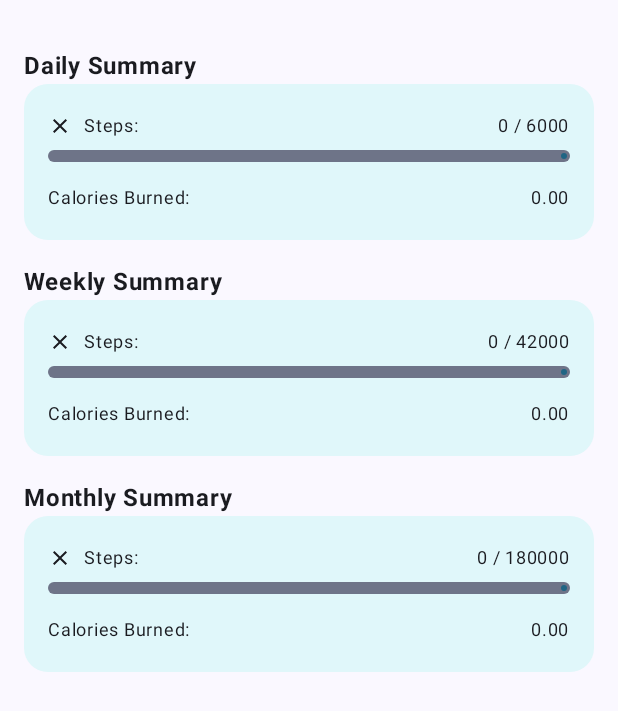
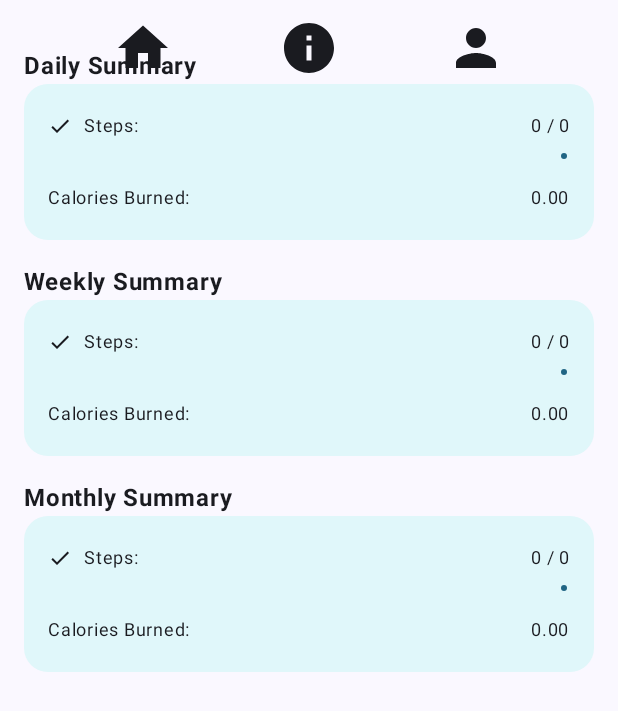
Before and after one commit to varelam-bzz/stepup, an Android app built with Jetpack Compose: the screen it shows after launch (DetailsActivity), after a tap on "Details", on a phone screen of 412 x 824 dp. Shown: the top 711 px of the screen. Run offline under Robolectric (Android 15) with nearby library versions, the light colour scheme and no system bars.

Commit message:
Refactor to activities

```diff
--- a/app/src/main/java/ch/matiasfederico/stepup/DetailsActivity.kt
+++ b/app/src/main/java/ch/matiasfederico/stepup/DetailsActivity.kt
@@ -1,5 +1,7 @@
 package ch.matiasfederico.stepup
 
+import android.content.Context
+import android.content.SharedPreferences
 import android.os.Bundle
 import androidx.activity.ComponentActivity
 import androidx.activity.compose.setContent
@@ -7,23 +9,31 @@ import androidx.compose.foundation.layout.fillMaxSize
 import androidx.compose.material3.Surface
 import androidx.compose.ui.Modifier
 import ch.matiasfederico.stepup.ui.theme.DetailsScreen
+import ch.matiasfederico.stepup.ui.theme.Footer
+import ch.matiasfederico.stepup.ui.theme.Header
 import ch.matiasfederico.stepup.ui.theme.StepupTheme
 
 class DetailsActivity : ComponentActivity() {
     override fun onCreate(savedInstanceState: Bundle?) {
         super.onCreate(savedInstanceState)
-        val steps = intent.getIntExtra("steps", 0)
-        val caloriesBurned = intent.getDoubleExtra("caloriesBurned", 0.0)
-        val dailyGoal = intent.getIntExtra("dailyGoal", 6000)
+
+        val sharedPreferences: SharedPreferences =
+            getSharedPreferences("StepUpPrefs", Context.MODE_PRIVATE)
+
+        val steps = sharedPreferences.getInt("steps", 0)
+        val caloriesBurned = sharedPreferences.getFloat("caloriesBurned", 0f)
+        val dailyGoal = sharedPreferences.getInt("dailyGoal", 0)
 
         setContent {
             StepupTheme {
                 Surface(modifier = Modifier.fillMaxSize()) {
+                    Header()
                     DetailsScreen(
                         steps = steps,
                         caloriesBurned = caloriesBurned,
                         dailyGoal = dailyGoal
                     )
+                    Footer(this)
                 }
             }
         }
--- a/app/src/main/java/ch/matiasfederico/stepup/MainActivity.kt
+++ b/app/src/main/java/ch/matiasfederico/stepup/MainActivity.kt
@@ -59,7 +59,10 @@ class MainActivity : ComponentActivity(), SensorEventListener {
                 Surface(modifier = Modifier.fillMaxSize()) {
                     val permission =
                         rememberPermissionState(permission = Manifest.permission.ACTIVITY_RECOGNITION)
-                    MainScreen(this, permission, counter)
+
+                    Header()
+                    MainScreen(permission, counter)
+                    Footer(this)
                 }
             }
         }
@@ -103,7 +106,6 @@ class MainActivity : ComponentActivity(), SensorEventListener {
 @OptIn(ExperimentalPermissionsApi::class)
 @Composable
 fun MainScreen(
-    context: android.content.Context,
     permission: PermissionState,
     counter: MutableStateFlow<Int>
 ) {
@@ -123,8 +125,6 @@ fun MainScreen(
         verticalArrangement = Arrangement.SpaceBetween,
         horizontalAlignment = Alignment.CenterHorizontally,
     ) {
-        Header()
-
         Box(modifier = Modifier.weight(1f)) {
             HomeScreen(
                 username = username,
@@ -134,9 +134,5 @@ fun MainScreen(
                 dayGoal = dailyGoal
             )
         }
-
-        Footer(
-            context = context, steps = steps, caloriesBurned = caloriesBurned, dailyGoal = dailyGoal
-        )
     }
 }
--- a/app/src/main/java/ch/matiasfederico/stepup/UserActivity.kt
+++ b/app/src/main/java/ch/matiasfederico/stepup/UserActivity.kt
@@ -6,6 +6,8 @@ import androidx.activity.compose.setContent
 import androidx.compose.foundation.layout.fillMaxSize
 import androidx.compose.material3.Surface
 import androidx.compose.ui.Modifier
+import ch.matiasfederico.stepup.ui.theme.Footer
+import ch.matiasfederico.stepup.ui.theme.Header
 import ch.matiasfederico.stepup.ui.theme.StepupTheme
 import ch.matiasfederico.stepup.ui.theme.UserInputForm
 
@@ -16,7 +18,9 @@ class UserActivity : ComponentActivity() {
         setContent {
             StepupTheme {
                 Surface(modifier = Modifier.fillMaxSize()) {
+                    Header()
                     UserInputForm()
+                    Footer(this)
                 }
             }
         }
--- a/app/src/main/java/ch/matiasfederico/stepup/ui/theme/DetailsScreen.kt
+++ b/app/src/main/java/ch/matiasfederico/stepup/ui/theme/DetailsScreen.kt
@@ -27,7 +27,7 @@ import androidx.compose.ui.unit.dp
 import androidx.compose.ui.unit.sp
 
 @Composable
-fun DetailsScreen(steps: Int, caloriesBurned: Double, dailyGoal: Int) {
+fun DetailsScreen(steps: Int, caloriesBurned: Float, dailyGoal: Int) {
     Column(
         modifier = Modifier
             .fillMaxSize()
@@ -61,7 +61,7 @@ fun DetailsScreen(steps: Int, caloriesBurned: Double, dailyGoal: Int) {
 }
 
 @Composable
-fun SummaryCard(title: String, steps: Int, caloriesBurned: Double, progress: Float, goal: Int) {
+fun SummaryCard(title: String, steps: Int, caloriesBurned: Float, progress: Float, goal: Int) {
     Text(
         text = title,
         fontSize = 16.sp,
@@ -126,7 +126,6 @@ fun SummaryCard(title: String, steps: Int, caloriesBurned: Double, progress: Flo
                     fontSize = 12.sp,
                 )
             }
-
         }
     }
 }
--- a/app/src/main/java/ch/matiasfederico/stepup/ui/theme/Footer.kt
+++ b/app/src/main/java/ch/matiasfederico/stepup/ui/theme/Footer.kt
@@ -22,52 +22,34 @@ import ch.matiasfederico.stepup.UserActivity
 @Composable
 fun Footer(
     context: Context,
-    steps: Int,
-    caloriesBurned: Double,
-    dailyGoal: Int
 ) {
     Row(
-        modifier = Modifier
-            .padding(8.dp),
-        horizontalArrangement = Arrangement.SpaceEvenly
+        modifier = Modifier.padding(8.dp), horizontalArrangement = Arrangement.SpaceEvenly
     ) {
         IconButton(onClick = {
-            // Navigate back to the MainActivity (Home screen)
             val intent = Intent(context, MainActivity::class.java)
             context.startActivity(intent)
         }) {
             Icon(
-                Icons.Filled.Home,
-                contentDescription = "Home",
-                modifier = Modifier.size(48.dp)
+                Icons.Filled.Home, contentDescription = "Home", modifier = Modifier.size(48.dp)
             )
         }
 
         IconButton(onClick = {
-            // Launch DetailsActivity
-            val intent = Intent(context, DetailsActivity::class.java).apply {
-                putExtra("steps", steps)
-                putExtra("caloriesBurned", caloriesBurned)
-                putExtra("dailyGoal", dailyGoal)
-            }
+            val intent = Intent(context, DetailsActivity::class.java)
             context.startActivity(intent)
         }) {
             Icon(
-                Icons.Filled.Info,
-                contentDescription = "Details",
-                modifier = Modifier.size(48.dp)
+                Icons.Filled.Info, contentDescription = "Details", modifier = Modifier.size(48.dp)
             )
         }
 
         IconButton(onClick = {
-            // Launch UserActivity
             val intent = Intent(context, UserActivity::class.java)
             context.startActivity(intent)
         }) {
             Icon(
-                Icons.Filled.Person,
-                contentDescription = "User",
-                modifier = Modifier.size(48.dp)
+                Icons.Filled.Person, contentDescription = "User", modifier = Modifier.size(48.dp)
             )
         }
     }
```
Also changed, not shown: app/src/main/java/ch/matiasfederico/stepup/ui/theme/User.kt (+4 -47 lines).
